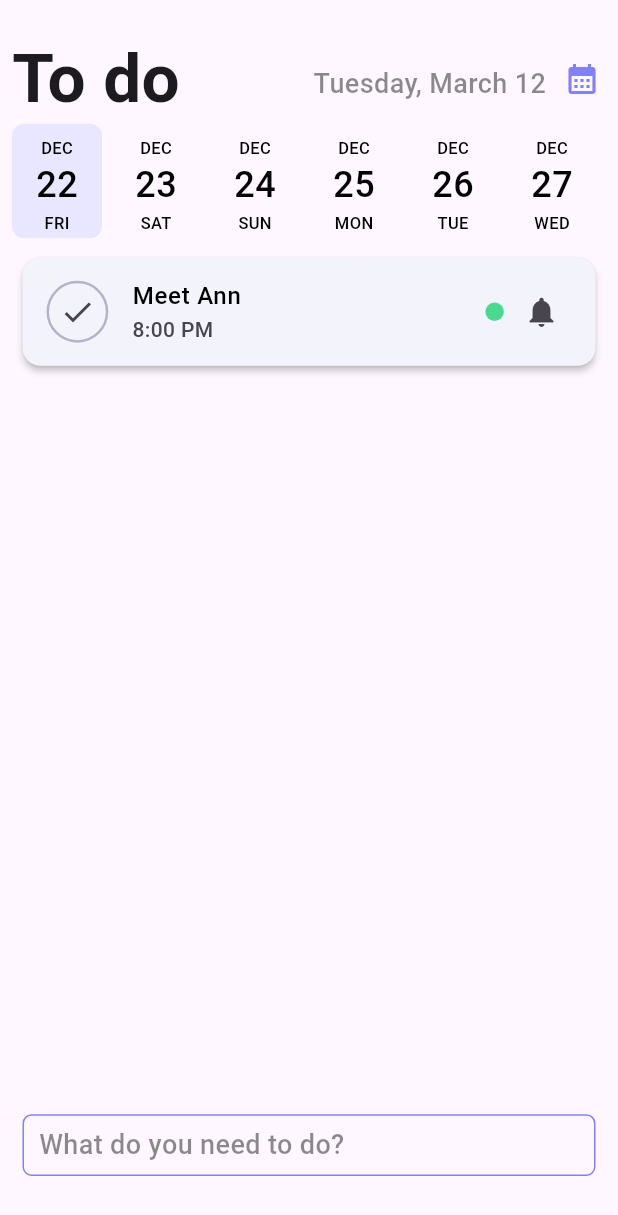
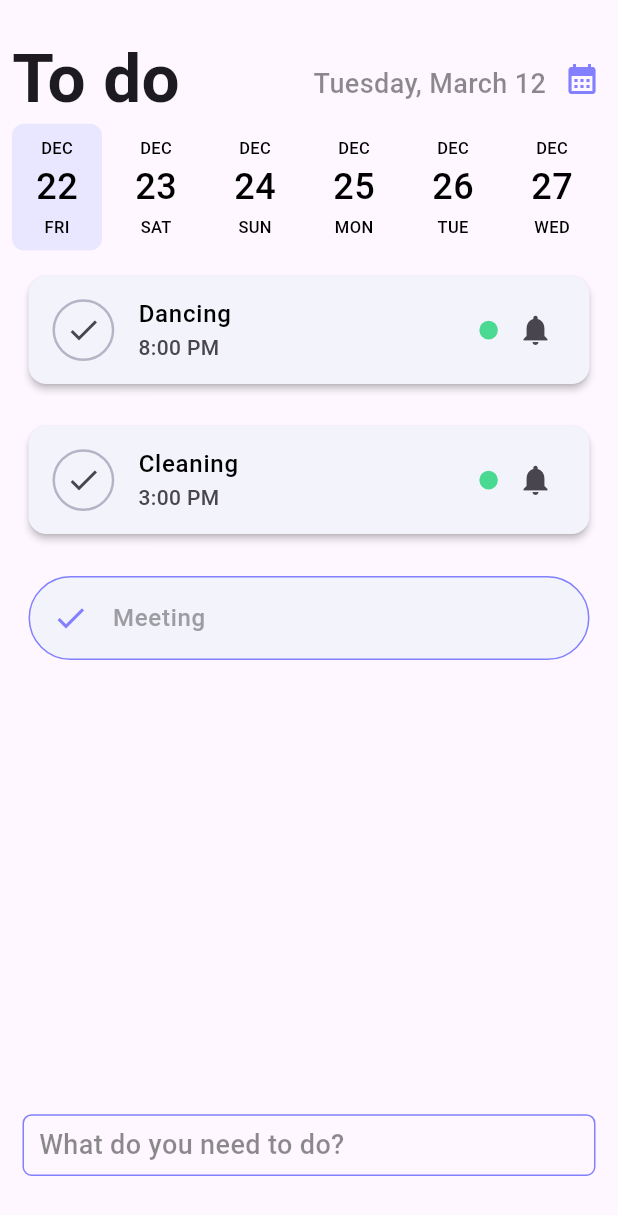
Before and after one commit to Mawuli-360/todo, a Flutter app: the screen it shows after launch, after a tap on the "check" icon, on a phone screen of 412 x 824 dp. Shown: the top 1215 px of the screen. Run offline on Flutter 3.47's test engine with Material 3 defaults, Android fonts, the phone set to English and light mode, and no system bars; drawn by our look-alikes of date_picker_timeline, flutter_slidable; our stand-ins replace flutter_riverpod, riverpod_annotation; generated files the repository leaves out were written again.

```diff
--- a/lib/feature/todo/presentation/todo_screen.dart
+++ b/lib/feature/todo/presentation/todo_screen.dart
@@ -15,7 +15,14 @@ class TodoScreen extends ConsumerStatefulWidget {
 }
 
 class _TodoScreenState extends ConsumerState<TodoScreen> {
-  bool isCompleted = true;
+  List<TodoModel> tasks = [
+    TodoModel(
+        title: "Meeting", time: "10:00 AM", priority: 0, isCompleted: false),
+    TodoModel(
+        title: "Dancing", time: "8:00 PM", priority: 1, isCompleted: false),
+    TodoModel(
+        title: "Cleaning", time: "3:00 PM", priority: 2, isCompleted: false),
+  ];
 
   @override
   Widget build(BuildContext context) {
@@ -51,7 +58,12 @@ class _TodoScreenState extends ConsumerState<TodoScreen> {
                           style: TextStyle(fontSize: 18, color: Colors.black45),
                         ),
                         IconButton(
-                            onPressed: () {},
+                            onPressed: () {
+                              showDatePicker(
+                                  context: context,
+                                  firstDate: DateTime(2000),
+                                  lastDate: DateTime(3000));
+                            },
                             padding: EdgeInsets.zero,
                             alignment: Alignment.bottomCenter,
                             icon: const Icon(
@@ -69,7 +81,7 @@ class _TodoScreenState extends ConsumerState<TodoScreen> {
                 children: [
                   const SizedBox(height: 10),
                   SizedBox(
-                    height: height * 0.1,
+                    height: height * 0.11,
                     child: Padding(
                       padding: const EdgeInsets.only(left: 5),
                       child: DatePicker(
@@ -82,46 +94,57 @@ class _TodoScreenState extends ConsumerState<TodoScreen> {
                       ),
                     ),
                   ),
-                  Slidable(
-                    endActionPane:
-                        const ActionPane(motion: StretchMotion(), children: [
-                      CircleAvatar(
-                        backgroundColor: AppColors.fadedRed,
-                        child: Icon(
-                          Icons.delete,
-                          color: AppColors.lightRed,
+                  Expanded(
+                    child: ListView.builder(
+                        itemCount: tasks.length,
+                        itemBuilder: (context, index) {
+                          final task = tasks[index];
+                          final isCompleted = task.isCompleted;
+                          return Padding(
+                            padding: const EdgeInsets.symmetric(
+                                vertical: 10, horizontal: 15),
+                            child: Slidable(
+                              endActionPane: ActionPane(
+                                  motion: const StretchMotion(),
+                                  children: [
+                                    SlidableAction(
+                                      onPressed: (context) {
+                                        setState(() {
+                                          tasks.remove(task);
+                                        });
+                                      },
+                                      icon: Icons.delete,
+                                      foregroundColor: AppColors.fadedRed,
+                                      backgroundColor: AppColors.lightRed,
                                     ),
-                      )
                                   ]),
                               child: Card(
+                                color: const Color.fromARGB(255, 243, 243, 252),
                                 shape: isCompleted
                                     ? const StadiumBorder(
-                              side: BorderSide(color: AppColors.lightOrange))
+                                        side:
+                                            BorderSide(color: AppColors.purple))
                                     : null,
-                      color: isCompleted
-                          ? Colors.transparent
-                          : const Color.fromARGB(255, 243, 243, 252),
-                      margin: const EdgeInsets.symmetric(
-                          horizontal: 15, vertical: 10),
                                 elevation: isCompleted ? 0 : 2,
                                 child: ListTile(
                                   leading: GestureDetector(
                                     onTap: () {
                                       setState(() {
-                              isCompleted = !isCompleted;
+                                        task.isCompleted = !task.isCompleted;
+                                        if (task.isCompleted == true) {
+                                          final task = tasks.removeAt(index);
+                                          tasks.add(task);
+                                        } else {
+                                          final task = tasks.removeAt(index);
+                                          tasks.insert(0, task);
+                                        }
                                       });
                                     },
                                     child: isCompleted
-                              ? IconButton(
-                                  onPressed: () {
-                                    setState(() {
-                                      isCompleted = !isCompleted;
-                                    });
-                                  },
-                                  icon: const Icon(
+                                        ? const Icon(
                                             Icons.check,
-                                    color: AppColors.lightOrange,
-                                  ))
+                                            color: AppColors.purple,
+                                          )
                                         : Container(
                                             height: height * 0.1,
                                             width: width * 0.1,
@@ -137,13 +160,14 @@ class _TodoScreenState extends ConsumerState<TodoScreen> {
                                             ))),
                                   ),
                                   title: Text(
-                          "Meet Ann",
+                                    task.title,
                                     style: TextStyle(
                                         color: isCompleted
                                             ? const Color(0xFF9D9DA1)
                                             : Colors.black),
                                   ),
-                        subtitle: isCompleted ? null : const Text("8:00 PM"),
+                                  subtitle:
+                                      isCompleted ? null : Text(task.time),
                                   trailing: SizedBox(
                                     width: width * 0.12,
                                     child: isCompleted
@@ -165,6 +189,9 @@ class _TodoScreenState extends ConsumerState<TodoScreen> {
                                   ),
                                 ),
                               ),
+                            ),
+                          );
+                        }),
                   )
                 ],
               ),
--- a/lib/shared/temp/todo_data.dart
+++ b/lib/shared/temp/todo_data.dart
@@ -1,4 +1,6 @@
+// ignore_for_file: public_member_api_docs, sort_constructors_first
 import 'package:flutter/material.dart';
+
 import 'package:todo/shared/resources/app_colors.dart';
 
 class TodoData {
@@ -22,3 +24,20 @@ class TodoData {
     AppColors.fadedRed
   ];
 }
+
+class TodoModel {
+  final String title;
+  final String time;
+  final int priority;
+  bool isCompleted;
+  TodoModel(
+      {required this.title,
+      required this.time,
+      required this.priority,
+      required this.isCompleted});
+
+  @override
+  String toString() {
+    return title;
+  }
+}
```
Also changed, not shown: 1 other file. Lines whose indentation alone changed are shown as unchanged.
